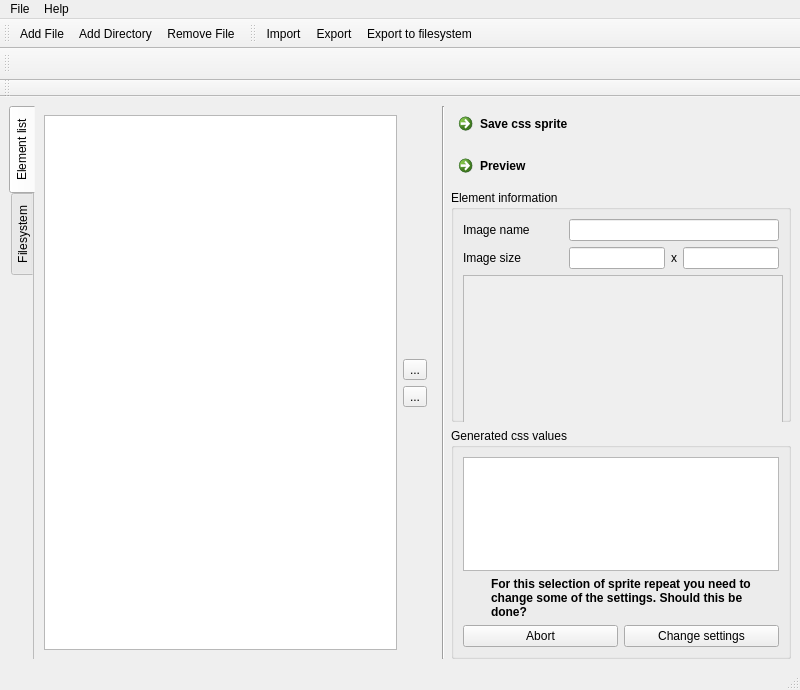
Above: src/ui/mainwindow.ui from pcvolkmer/spritegenerator before the change. Below: the same form after it.
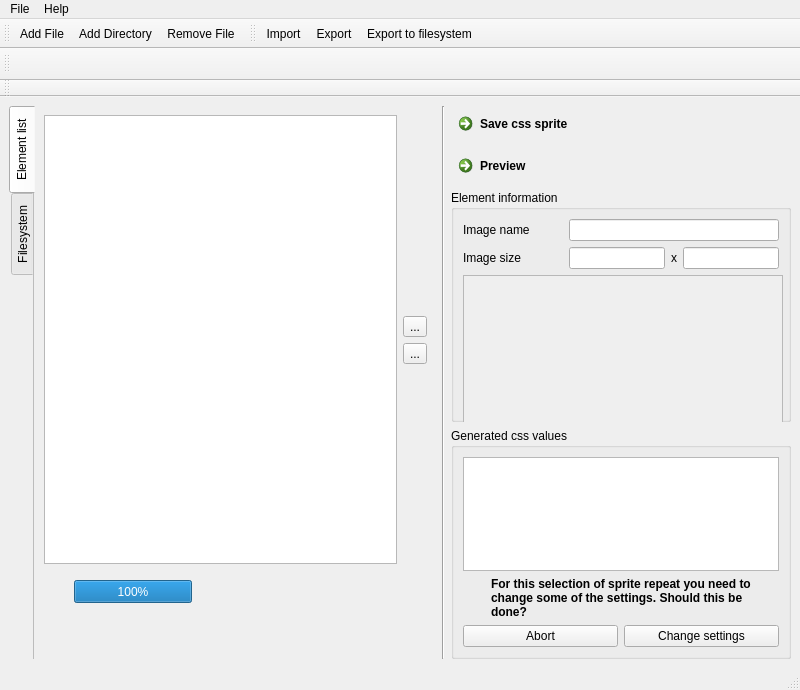
That is the form after the change. Icons and pictures are not drawn. Custom widgets are drawn as their Qt base class.

Patch:
```diff
--- a/src/ui/mainwindow.ui
+++ b/src/ui/mainwindow.ui
@@ -444,6 +444,29 @@
           </item>
          </layout>
         </item>
+        <item row="1" column="0">
+         <widget class="QWidget" name="widget" native="true">
+          <property name="minimumSize">
+           <size>
+            <width>0</width>
+            <height>80</height>
+           </size>
+          </property>
+          <widget class="QProgressBar" name="saveRatioProgessBar">
+           <property name="geometry">
+            <rect>
+             <x>30</x>
+             <y>10</y>
+             <width>118</width>
+             <height>23</height>
+            </rect>
+           </property>
+           <property name="value">
+            <number>100</number>
+           </property>
+          </widget>
+         </widget>
+        </item>
        </layout>
       </widget>
       <widget class="QWidget" name="tab_2">
```
